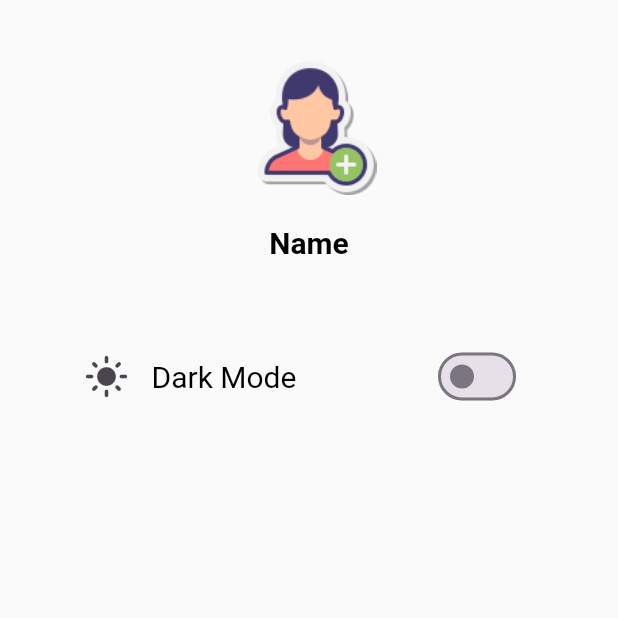
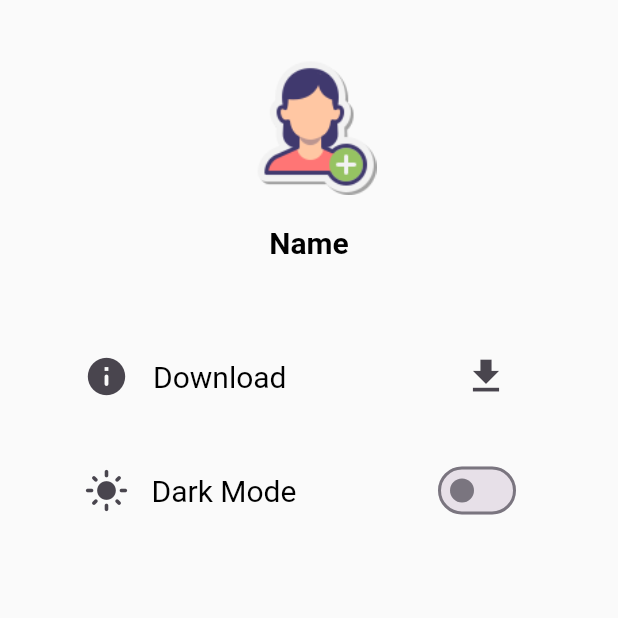
Before and after one commit to SatyamBhargav/Fusion, a Flutter app: the ProfileScreen screen opened directly, on a phone screen of 412 x 824 dp, the top half of it. Run offline on Flutter 3.47's test engine with Material 2 defaults, Android fonts, the phone set to English and light mode, and no system bars; our stand-ins replace flutter_riverpod, sqflite; missing offline and left inert: excel; accounts and stored records are empty.

Commit message:
now user is able to download there password in form of excel sheet

```diff
--- a/lib/screen/profilescreen.dart
+++ b/lib/screen/profilescreen.dart
@@ -1,6 +1,7 @@
 import 'package:flutter/material.dart';
 import 'package:flutter_riverpod/flutter_riverpod.dart';
 import 'package:passgen/provider/avatarselector_provider.dart';
+import 'package:passgen/provider/savepass_provider.dart';
 import 'package:passgen/provider/theme_provider.dart';
 import 'package:passgen/provider/username_provider.dart';
 
@@ -47,6 +48,38 @@ class _ProfileScreenState extends ConsumerState<ProfileScreen> {
                     padding: const EdgeInsets.symmetric(horizontal: 40),
                     child: Column(
                       children: [
+                        ListTile(
+                          leading: const Tooltip(
+                            message: 'Download Your Passwords',
+                            waitDuration: Duration(milliseconds: 0),
+                            child: Icon(
+                              Icons.info_rounded,
+                              size: 30,
+                            ),
+                          ),
+                          title: Text(
+                            'Download',
+                            style: Theme.of(context).textTheme.titleMedium,
+                          ),
+                          trailing: IconButton(
+                              onPressed: () {
+                                ref.read(passcardprovider.notifier).printData();
+                                ScaffoldMessenger.of(context)
+                                    .hideCurrentSnackBar();
+                                ScaffoldMessenger.of(context).showSnackBar(
+                                    const SnackBar(
+                                        dismissDirection:
+                                            DismissDirection.horizontal,
+                                        behavior: SnackBarBehavior.floating,
+                                        content: Text(
+                                            'Password Saved to Download Folder')));
+                              },
+                              icon: const Icon(
+                                Icons.download,
+                                size: 30,
+                              )),
+                        ),
+                        const SizedBox(height: 20),
                         Consumer(
                           builder: (context, ref, child) {
                             final isTrue = ref.watch(themeProvider);
```
Also changed, not shown: lib/provider/savepass_provider.dart (+32 -0 lines).
